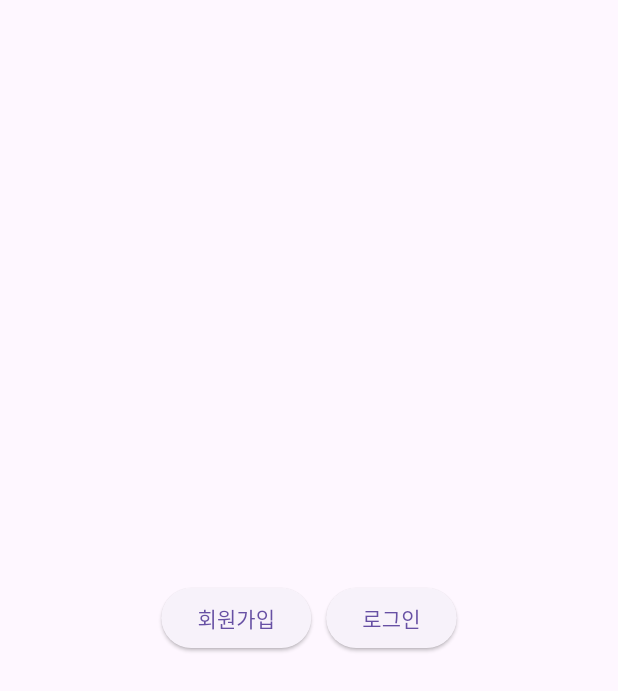
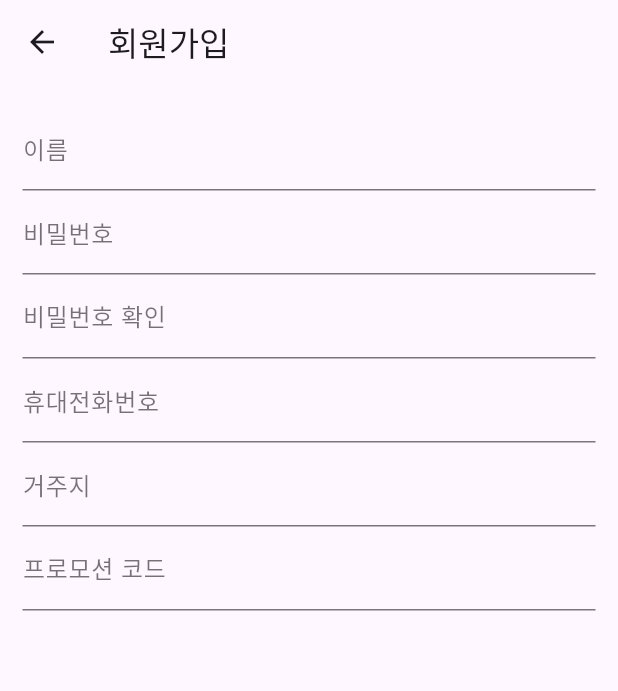
Before and after one commit to backtothefuture-team/backToTheFuture-frontend, a Flutter app: the SignIn screen opened directly, after a tap on "회원가입", on a phone screen of 412 x 824 dp. Shown: the top 691 px of the screen. Run offline on Flutter 3.47's test engine with Material 3 defaults, Android fonts, the phone set to English and light mode, and no system bars; our stand-ins replace dio, retrofit; generated files the repository leaves out were written again.

Commit message:
feat: 회원가입 UI - 1

```diff
--- a/lib/ui/sign_in/sign_in.dart
+++ b/lib/ui/sign_in/sign_in.dart
@@ -1,4 +1,6 @@
 import 'package:flutter/material.dart';
+
+import '../sign_up/sign_up.dart';
 
 class SignIn extends StatelessWidget {
   const SignIn({super.key});
@@ -11,7 +13,12 @@ class SignIn extends StatelessWidget {
           mainAxisAlignment: MainAxisAlignment.center,
           children: [
             ElevatedButton(
-              onPressed: (){},
+              onPressed: (){
+                Navigator.push(
+                  context,
+                  MaterialPageRoute(builder: (context) => const SignUp())
+                );
+              },
               child: Text('회원가입')
             ),
 
--- /dev/null
+++ b/lib/ui/sign_up/sign_up.dart
@@ -0,0 +1,118 @@
+import 'package:flutter/material.dart';
+
+class SignUp extends StatefulWidget {
+  const SignUp({super.key});
+
+  @override
+  State<SignUp> createState() => _SignUpState();
+}
+
+class _SignUpState extends State<SignUp> {
+
+  bool showSpinner = false;
+  var formKey = GlobalKey<FormState>();
+
+  var userNameController = TextEditingController();
+  var userPasswordController = TextEditingController();
+  var userMobileNumberController = TextEditingController();
+
+
+  // 유효성 검사
+  void _tryValidation() {
+    final isValid = formKey.currentState!.validate();
+
+    if( isValid ) {
+      formKey.currentState!.save();
+    }
+  }
+
+  @override
+  void dispose() {
+    super.dispose();
+
+    userNameController.dispose();
+    userPasswordController.dispose();
+    userMobileNumberController.dispose();
+  }
+
+
+  @override
+  Widget build(BuildContext context) {
+    return Scaffold(
+      appBar: AppBar(
+        title: const Text('회원가입'),
+      ),
+
+      body: Form(
+        key: formKey,
+        child: Padding(
+          padding: const EdgeInsets.all(15.0),
+          child: SingleChildScrollView(
+            child: Column(
+              children: [
+
+                // 이름
+                TextFormField(
+                  controller: userNameController,
+                  validator: (value) =>
+                    value == '' ? '이름을 입력해 주세요.' : null,
+                    decoration: _setTextFormDecoration('이름'),
+                ),
+
+
+                // 비밀번호
+                TextFormField(
+                  controller: userPasswordController,
+                  validator: (value) =>
+                  value == '' ? '비밀번호는 6자리 이상 입력해 주세요.' : null,
+                  decoration: _setTextFormDecoration('비밀번호'),
+                ),
+
+
+                // 비밀번호 확인
+                TextFormField(
+                  validator: (value) =>
+                  value == '' || value != userPasswordController.text ?
+                    '비밀번호가 일치하지 않습니다.' : null,
+                  decoration: _setTextFormDecoration('비밀번호 확인'),
+                ),
+
+
+                // 휴대전화번호
+                TextFormField(
+                  controller: userMobileNumberController,
+                  validator: (value) =>
+                  value == '' ? '휴대전화번호를 입력해 주세요.' : null,
+                  decoration: _setTextFormDecoration('휴대전화번호'),
+                ),
+
+
+                // 거주지
+                TextFormField(
+                  controller: userNameController,
+                  decoration: _setTextFormDecoration('거주지'),
+                ),
+
+
+                // 프로모션 코드
+                TextFormField(
+                  controller: userNameController,
+                  decoration: _setTextFormDecoration('프로모션 코드'),
+                )
+              ],
+            ),
+          ),
+        ),
+      ),
+    );
+  }
+
+  InputDecoration _setTextFormDecoration(String labelText) {
+    return InputDecoration(
+      labelText: labelText,
+      labelStyle: const TextStyle(
+        color: Colors.black54,
+      ),
+    );
+  }
+}
```
